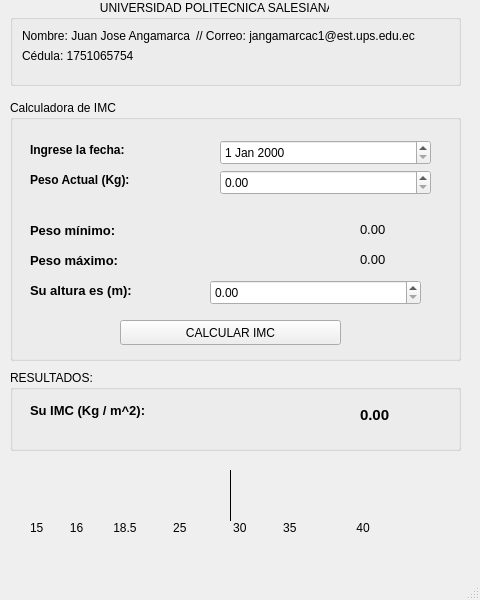
Above: calculadoraimc.ui from JuanJoseAnga/P59-Examen-2do-Parcial before the change. Below: the same form after it.
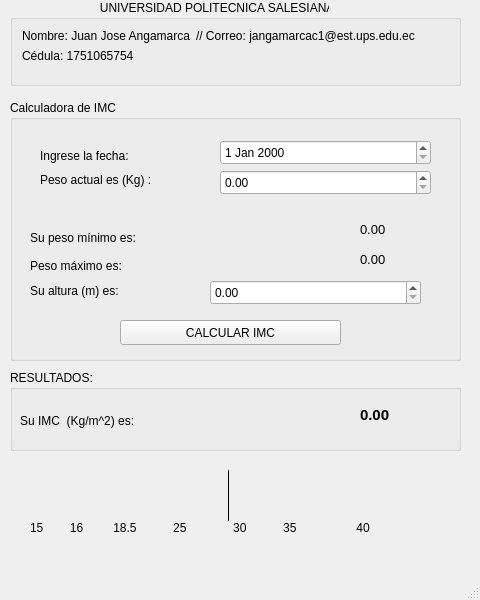
That is the form after the change. Icons and pictures are not drawn.

The edit to the form file:
```diff
--- a/calculadoraimc.ui
+++ b/calculadoraimc.ui
@@ -78,32 +78,6 @@
     <property name="title">
      <string>Calculadora de IMC</string>
     </property>
-    <widget class="QLabel" name="label_4">
-     <property name="geometry">
-      <rect>
-       <x>20</x>
-       <y>70</y>
-       <width>131</width>
-       <height>21</height>
-      </rect>
-     </property>
-     <property name="text">
-      <string>&lt;html&gt;&lt;head/&gt;&lt;body&gt;&lt;p&gt;&lt;span style=&quot; font-size:9pt; font-weight:600;&quot;&gt;Peso Actual (Kg): &lt;/span&gt;&lt;/p&gt;&lt;/body&gt;&lt;/html&gt;</string>
-     </property>
-    </widget>
-    <widget class="QLabel" name="label_5">
-     <property name="geometry">
-      <rect>
-       <x>20</x>
-       <y>40</y>
-       <width>141</width>
-       <height>21</height>
-      </rect>
-     </property>
-     <property name="text">
-      <string>&lt;html&gt;&lt;head/&gt;&lt;body&gt;&lt;p&gt;&lt;span style=&quot; font-size:9pt; font-weight:600;&quot;&gt;Ingrese la fecha: &lt;/span&gt;&lt;/p&gt;&lt;/body&gt;&lt;/html&gt;</string>
-     </property>
-    </widget>
     <widget class="QDateEdit" name="inFecha">
      <property name="geometry">
       <rect>
@@ -123,32 +97,6 @@
        <height>151</height>
       </rect>
      </property>
-     <widget class="QLabel" name="label_11">
-      <property name="geometry">
-       <rect>
-        <x>10</x>
-        <y>20</y>
-        <width>131</width>
-        <height>21</height>
-       </rect>
-      </property>
-      <property name="text">
-       <string>&lt;html&gt;&lt;head/&gt;&lt;body&gt;&lt;p&gt;&lt;span style=&quot; font-size:10pt; font-weight:600;&quot;&gt;Peso mínimo:&lt;/span&gt;&lt;/p&gt;&lt;/body&gt;&lt;/html&gt;</string>
-      </property>
-     </widget>
-     <widget class="QLabel" name="label_6">
-      <property name="geometry">
-       <rect>
-        <x>10</x>
-        <y>50</y>
-        <width>121</width>
-        <height>21</height>
-       </rect>
-      </property>
-      <property name="text">
-       <string>&lt;html&gt;&lt;head/&gt;&lt;body&gt;&lt;p&gt;&lt;span style=&quot; font-size:10pt; font-weight:600;&quot;&gt;Peso máximo:&lt;/span&gt;&lt;/p&gt;&lt;/body&gt;&lt;/html&gt;</string>
-      </property>
-     </widget>
      <widget class="QLabel" name="outPesomax">
       <property name="geometry">
        <rect>
@@ -185,19 +133,6 @@
        <string>&lt;html&gt;&lt;head/&gt;&lt;body&gt;&lt;p&gt;0.00&lt;/p&gt;&lt;/body&gt;&lt;/html&gt;</string>
       </property>
      </widget>
-     <widget class="QLabel" name="label_7">
-      <property name="geometry">
-       <rect>
-        <x>10</x>
-        <y>80</y>
-        <width>161</width>
-        <height>21</height>
-       </rect>
-      </property>
-      <property name="text">
-       <string>&lt;html&gt;&lt;head/&gt;&lt;body&gt;&lt;p&gt;&lt;span style=&quot; font-size:10pt; font-weight:600;&quot;&gt;Su altura es (m):&lt;/span&gt;&lt;/p&gt;&lt;/body&gt;&lt;/html&gt;</string>
-      </property>
-     </widget>
      <widget class="QPushButton" name="pushButton">
       <property name="geometry">
        <rect>
@@ -224,6 +159,45 @@
        <double>2.990000000000000</double>
       </property>
      </widget>
+     <widget class="QLabel" name="label_7">
+      <property name="geometry">
+       <rect>
+        <x>10</x>
+        <y>80</y>
+        <width>111</width>
+        <height>21</height>
+       </rect>
+      </property>
+      <property name="text">
+       <string>Su altura (m) es:</string>
+      </property>
+     </widget>
+     <widget class="QLabel" name="label_6">
+      <property name="geometry">
+       <rect>
+        <x>10</x>
+        <y>56</y>
+        <width>111</width>
+        <height>20</height>
+       </rect>
+      </property>
+      <property name="text">
+       <string>Peso máximo es:</string>
+      </property>
+     </widget>
+     <widget class="QLabel" name="label_11">
+      <property name="geometry">
+       <rect>
+        <x>10</x>
+        <y>30</y>
+        <width>131</width>
+        <height>16</height>
+       </rect>
+      </property>
+      <property name="text">
+       <string>Su peso mínimo es:</string>
+      </property>
+     </widget>
     </widget>
     <widget class="QDoubleSpinBox" name="inPeso">
      <property name="geometry">
@@ -241,6 +215,32 @@
       <double>109.989999999999995</double>
      </property>
     </widget>
+    <widget class="QLabel" name="label_4">
+     <property name="geometry">
+      <rect>
+       <x>30</x>
+       <y>70</y>
+       <width>131</width>
+       <height>20</height>
+      </rect>
+     </property>
+     <property name="text">
+      <string>Peso actual es (Kg) :</string>
+     </property>
+    </widget>
+    <widget class="QLabel" name="label_5">
+     <property name="geometry">
+      <rect>
+       <x>30</x>
+       <y>45</y>
+       <width>121</width>
+       <height>21</height>
+      </rect>
+     </property>
+     <property name="text">
+      <string>Ingrese la fecha:</string>
+     </property>
+    </widget>
    </widget>
    <widget class="QGroupBox" name="groupBox_3">
     <property name="geometry">
@@ -257,19 +257,6 @@
     <property name="title">
      <string>RESULTADOS:</string>
     </property>
-    <widget class="QLabel" name="label_8">
-     <property name="geometry">
-      <rect>
-       <x>20</x>
-       <y>30</y>
-       <width>191</width>
-       <height>21</height>
-      </rect>
-     </property>
-     <property name="text">
-      <string>&lt;html&gt;&lt;head/&gt;&lt;body&gt;&lt;p&gt;&lt;span style=&quot; font-size:10pt; font-weight:600;&quot;&gt;Su IMC (Kg / m^2): &lt;/span&gt;&lt;/p&gt;&lt;/body&gt;&lt;/html&gt;</string>
-     </property>
-    </widget>
     <widget class="QLabel" name="outIMC">
      <property name="geometry">
       <rect>
@@ -290,13 +277,26 @@
       <string>&lt;html&gt;&lt;head/&gt;&lt;body&gt;&lt;p&gt;0.00&lt;/p&gt;&lt;/body&gt;&lt;/html&gt;</string>
      </property>
     </widget>
+    <widget class="QLabel" name="label_8">
+     <property name="geometry">
+      <rect>
+       <x>10</x>
+       <y>40</y>
+       <width>171</width>
+       <height>21</height>
+      </rect>
+     </property>
+     <property name="text">
+      <string>Su IMC  (Kg/m^2) es:</string>
+     </property>
+    </widget>
    </widget>
    <widget class="Line" name="line">
     <property name="geometry">
      <rect>
       <x>220</x>
       <y>470</y>
-      <width>21</width>
+      <width>16</width>
       <height>51</height>
      </rect>
     </property>
```
Left out of the diff: 4 changed lines with no effect on the pictures.
